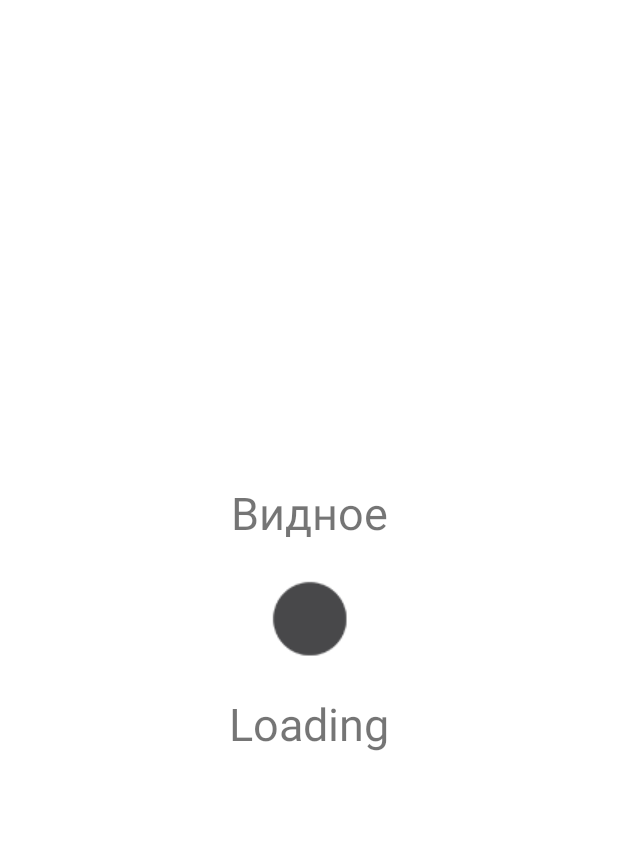
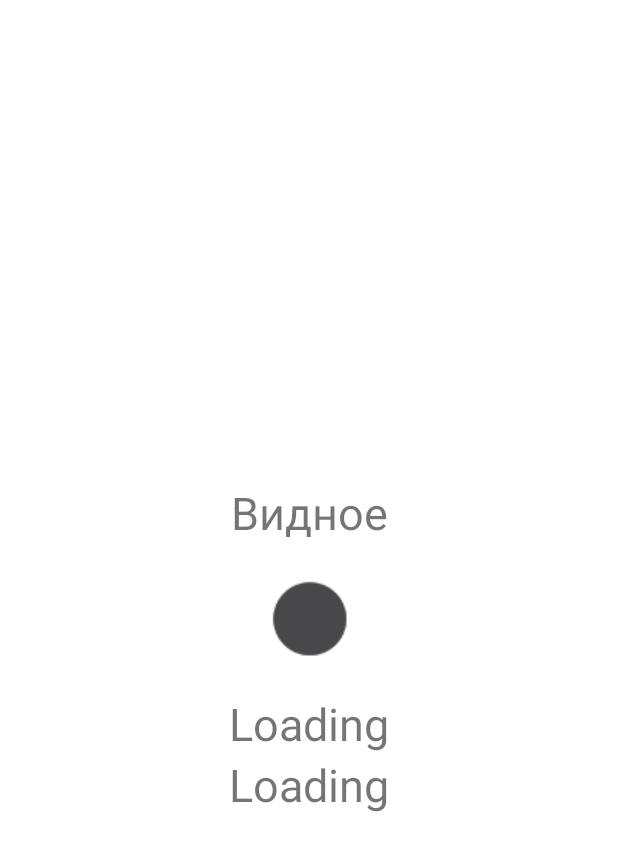
Before and after one commit to ivoronezhtsev/weather-app, an Android app: the layout activity_main.xml on its own in the app's theme, with its tools: preview values and no code run, on a phone screen of 412 x 824 dp. Shown: the top 851 px of the screen. Run offline under Robolectric (Android 15) with nearby library versions, the phone set to English and light mode, and no system bars.

Commit message:
ViewModel и описание погоды + зависимости для room

```diff
--- a/app/src/main/java/ru/voronezhtsev/weatherapp/WeatherService.kt
+++ b/app/src/main/java/ru/voronezhtsev/weatherapp/WeatherService.kt
@@ -5,7 +5,7 @@ import retrofit2.http.GET
 
 data class WeatherResponse(val main: Main, val name: String, val weather: List<Weather>)
 data class Main(val temp: Double)
-data class Weather(val icon: String)
+data class Weather(val icon: String, val description: String)
 
 interface WeatherService {
     @GET("data/2.5/weather?id=473778&appid=458a017c6453d7ee6e2cfa3a5ddec547")
--- a/app/src/main/res/layout/activity_main.xml
+++ b/app/src/main/res/layout/activity_main.xml
@@ -27,13 +27,23 @@
         app:layout_constraintTop_toTopOf="parent" />
 
     <TextView
-        android:id="@+id/temp"
+        android:id="@+id/description"
         android:layout_width="wrap_content"
         android:layout_height="wrap_content"
-        android:text="Loading"
+        android:text="@string/loading"
         android:textSize="30sp"
         app:layout_constraintEnd_toEndOf="parent"
         app:layout_constraintStart_toStartOf="parent"
         app:layout_constraintTop_toBottomOf="@+id/icon" />
 
+    <TextView
+        android:id="@+id/temp"
+        android:layout_width="wrap_content"
+        android:layout_height="wrap_content"
+        android:text="@string/loading"
+        android:textSize="30sp"
+        app:layout_constraintEnd_toEndOf="parent"
+        app:layout_constraintStart_toStartOf="parent"
+        app:layout_constraintTop_toBottomOf="@+id/description" />
+
 </androidx.constraintlayout.widget.ConstraintLayout>
--- a/app/src/main/res/values/strings.xml
+++ b/app/src/main/res/values/strings.xml
@@ -2,4 +2,5 @@
     <string name="app_name">WeatherApp</string>
     <string name="weather_icon">WeatherIcon</string>
     <string name="error">Error</string>
+    <string name="loading">Loading</string>
 </resources>
```
Also changed, not shown: app/build.gradle (+18 -7 lines), app/src/main/java/ru/voronezhtsev/weatherapp/MainActivity.kt (+20 -16 lines), app/src/main/java/ru/voronezhtsev/weatherapp/WeatherViewModel.kt (added, +40 -0 lines), app/src/main/java/ru/voronezhtsev/weatherapp/WeatherViewModelFactory.kt (added, +10 -0 lines), 1 other file.
